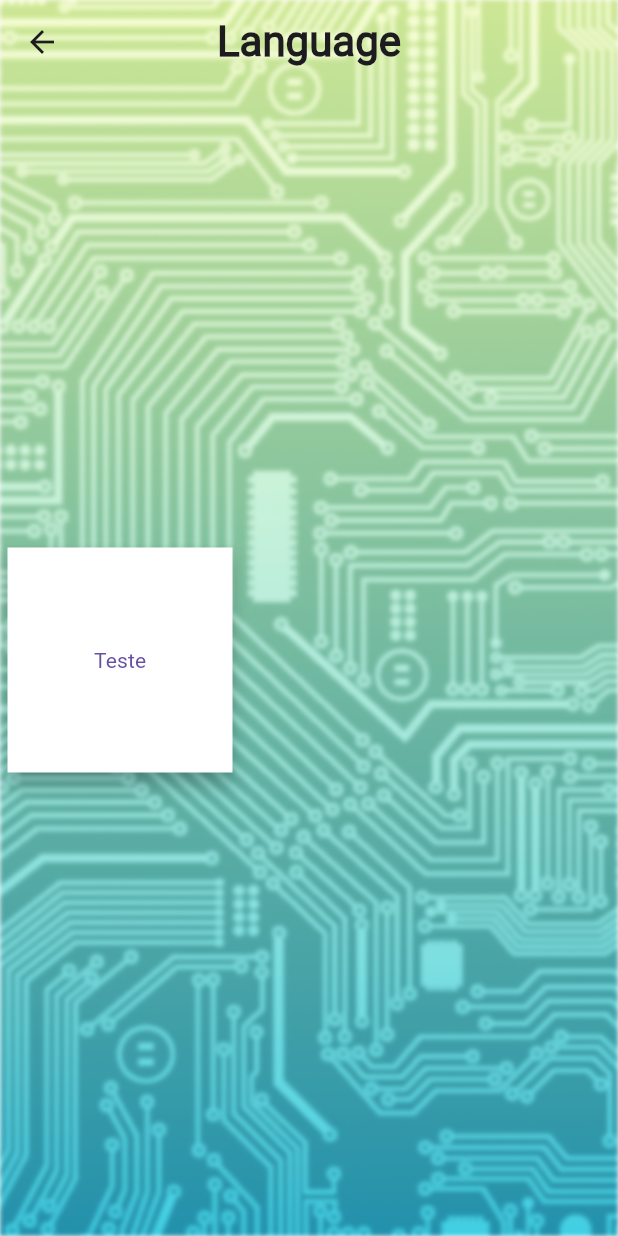
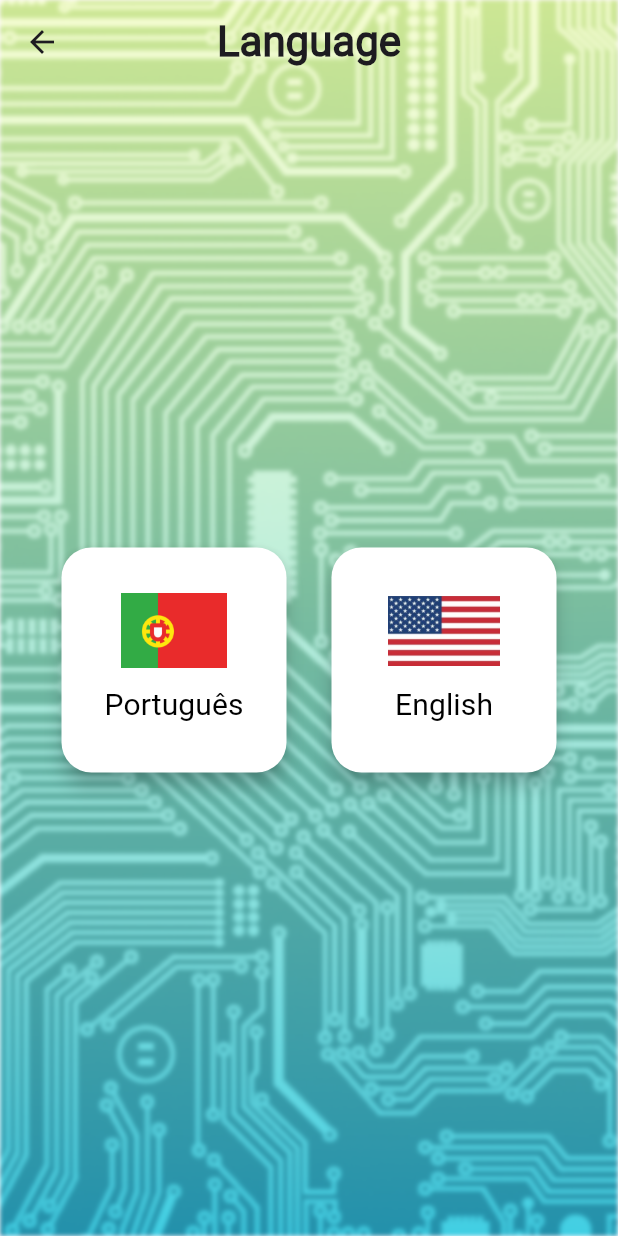
Before and after one commit to ComputacaoMovel2024/tp-c_dingo, a Flutter app: the LanguagePage screen opened directly, on a phone screen of 412 x 824 dp. Run offline on Flutter 3.47's test engine with Material 3 defaults, Android fonts, the phone set to English and light mode, and no system bars; our stand-ins replace shared_preferences; accounts and stored records are empty.

Commit message:
Página de Mudança de Linguagem
Página de mudança de linguagem quase completa (completa apenas visualmente, não funcionalmente)
Adicionados alguns comentários

```diff
--- a/dingo/lib/dart_classes_aux/custom_slider.dart
+++ b/dingo/lib/dart_classes_aux/custom_slider.dart
@@ -28,7 +28,7 @@ class _CustomSliderState extends State<CustomSlider> {
 
   //Carregar os valores armazenados nas Shared Preferences
   Future<void> _loadSliderValue() async {
-    await _prefsManager.init(); // Verificar que as SharedPreferences estão inicializadas
+    await _prefsManager.init(); //Verificar que as SharedPreferences estão inicializadas
     setState(() {
       _sliderCurrentValue = _prefsManager.getDouble(widget.preferenceKey, 50);
     });
--- a/dingo/lib/dart_classes_aux/name_text_field.dart
+++ b/dingo/lib/dart_classes_aux/name_text_field.dart
@@ -18,13 +18,15 @@ class _NameTextFieldState extends State<NameTextField> {
   bool _isBeingEdited = false;
   final SharedPreferencesManager _prefsManager = SharedPreferencesManager();
 
+  //Carregar os valores armazenados nas Shared Preferences
   Future<void> _loadUsernameValue() async {
-    await _prefsManager.init();
+    await _prefsManager.init(); //Verificar que as SharedPreferences estão inicializadas
     setState(() {
       _controller.text = _prefsManager.getString(widget.preferenceKey, '');
     });
   }
 
+  //Salvar os valores do Username nas SharedPreferences
   Future<void> _saveUsernameValue(String value) async {
     await _prefsManager.setString(widget.preferenceKey, value);
   }
--- a/dingo/lib/settings/language_page.dart
+++ b/dingo/lib/settings/language_page.dart
@@ -42,6 +42,7 @@ class _LanguagePageState extends State<LanguagePage> {
                     mainAxisSize: MainAxisSize.min,
                     children: <Widget>[
                       Row(
+                        mainAxisAlignment: MainAxisAlignment.center,
                         children: <Widget>[
                           Container(
                             width: 150,
@@ -53,9 +54,49 @@ class _LanguagePageState extends State<LanguagePage> {
                                 elevation: 5,
                                 backgroundColor: Colors.white,
                                 shape: const RoundedRectangleBorder(
-                                    borderRadius: BorderRadius.zero),
+                                  borderRadius: BorderRadius.all(Radius.circular(20)),
+                                ),
                               ),
-                              child: const Text('Teste'),
+                              child: Column(
+                                mainAxisAlignment: MainAxisAlignment.center,
+                                children: [
+                                  Image.asset(
+                                    'lib/assets/portugal_flag.png',
+                                    width: 75,
+                                    height: 50,
+                                  ),
+                                  const SizedBox(height: 10),
+                                  const Text('Português', style: TextStyle(fontSize: 20, color: Colors.black)),
+                                ],
+                              ),
+                            ),
+                          ),
+                          const SizedBox(width: 20),
+                          Container(
+                            width: 150,
+                            height: 150,
+                            margin: const EdgeInsets.all(5),
+                            child: ElevatedButton(
+                              onPressed: () {},
+                              style: ElevatedButton.styleFrom(
+                                elevation: 5,
+                                backgroundColor: Colors.white,
+                                shape: const RoundedRectangleBorder(
+                                  borderRadius: BorderRadius.all(Radius.circular(20)),
+                                ),
+                              ),
+                              child: Column(
+                                mainAxisAlignment: MainAxisAlignment.center,
+                                children: [
+                                  Image.asset(
+                                    'lib/assets/usa_flag.png',
+                                    width: 75,
+                                    height: 50,
+                                  ),
+                                  const SizedBox(height: 10),
+                                  const Text('English', style: TextStyle(fontSize: 20, color: Colors.black)),
+                                ],
+                              ),
                             ),
                           ),
                         ],
```
Also changed, not shown: dingo/lib/assets/portugal_flag.png (added), dingo/lib/assets/usa_flag.png (added).
